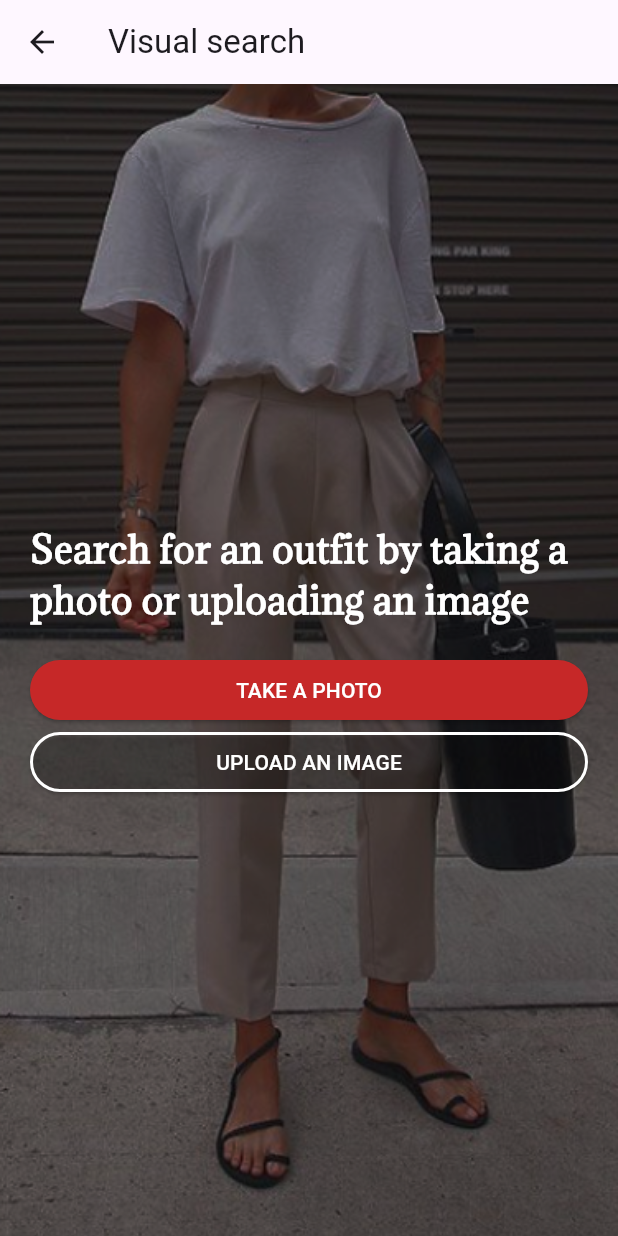
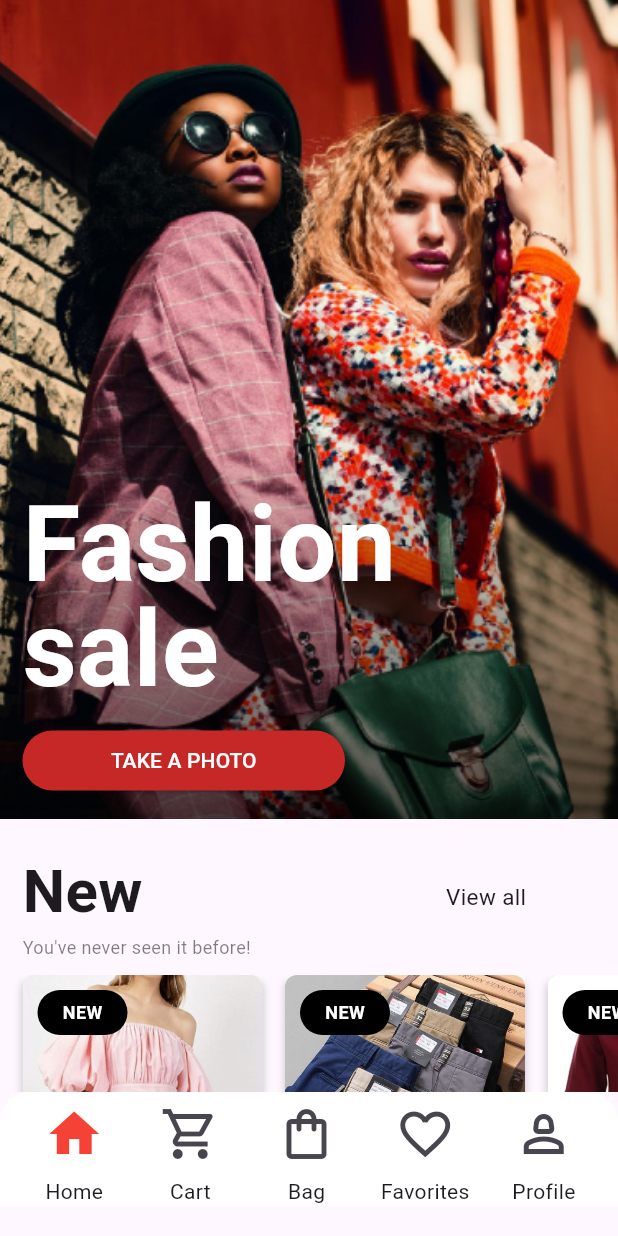
Before and after one commit to King-AJr/ecommerceMobileApp, a Flutter app: the screen it shows after launch, on a phone screen of 412 x 824 dp. Run offline on Flutter 3.47's test engine with Material 3 defaults, Android fonts, the phone set to English and light mode, and no system bars; our stand-ins replace flutter_svg.

Commit message:
main page done

```diff
--- a/lib/main.dart
+++ b/lib/main.dart
@@ -1,14 +1,20 @@
+import 'package:ecommerce_app/pages/finding_results.dart';
 import 'package:ecommerce_app/pages/forgot_password.dart';
 import 'package:ecommerce_app/pages/login.dart';
+import 'package:ecommerce_app/pages/main_page.dart';
+import 'package:ecommerce_app/pages/taking_a_photo.dart';
 import 'package:ecommerce_app/pages/visual_search.dart';
 import 'package:flutter/material.dart';
 import 'package:ecommerce_app/pages/sign_up.dart';
 
 void main() {
-  runApp(MaterialApp(initialRoute: '/visual_search', routes: {
-    '/': (context) => SignUpPage(),
-    '/login': (context) => LoginPage(),
-    '/forgot_password': (context) => ForgotPasswordPage(),
-    '/visual_search': (context) => VisualSearch(),
+  runApp(MaterialApp(initialRoute: '/main_page', routes: {
+    '/': (context) => const SignUpPage(),
+    '/login': (context) => const LoginPage(),
+    '/forgot_password': (context) => const ForgotPasswordPage(),
+    '/visual_search': (context) => const VisualSearch(),
+    '/take_photo': (context) => const TakePhoto(),
+    '/finding_results': (context) => const FindingResult(),
+    '/main_page': (context) => const MainPage()
   }));
 }
--- /dev/null
+++ b/lib/pages/finding_results.dart
@@ -0,0 +1,30 @@
+import "package:flutter/material.dart";
+
+class FindingResult extends StatelessWidget {
+  const FindingResult({super.key});
+
+  @override
+  Widget build(BuildContext context) {
+    return const Scaffold(
+      body: Center(
+        child: Column(
+          mainAxisAlignment: MainAxisAlignment.center,
+          crossAxisAlignment: CrossAxisAlignment.center,
+          children: [
+            Icon(
+              Icons.search,
+              size: 62,
+              color: Color(0xFFDB3022),
+            ),
+            Text("Finding similar results...",
+                textAlign: TextAlign.center,
+                style: TextStyle(
+                    fontWeight: FontWeight.bold,
+                    fontSize: 40,
+                    fontFamily: 'Adamina')),
+          ],
+        ),
+      ),
+    );
+  }
+}
--- /dev/null
+++ b/lib/pages/main_page.dart
@@ -0,0 +1,277 @@
+import "package:flutter/material.dart";
+import "package:ecommerce_app/services/product_card.dart";
+
+class MainPage extends StatelessWidget {
+  const MainPage({super.key});
+
+  @override
+  Widget build(BuildContext context) {
+    return Scaffold(
+        body: Column(
+      children: [
+        Expanded(
+          flex: 3,
+          child: SizedBox(
+            width: MediaQuery.of(context).size.width,
+            height: MediaQuery.of(context).size.height * 3 / 4,
+            child: Stack(
+              fit: StackFit.expand,
+              children: [
+                Image.asset(
+                  'assets/images/bannermain.png',
+                  fit: BoxFit.cover,
+                ),
+                Column(
+                    mainAxisAlignment: MainAxisAlignment.end,
+                    crossAxisAlignment: CrossAxisAlignment.start,
+                    children: [
+                      const Padding(
+                        padding: EdgeInsets.fromLTRB(15, 0, 0, 15),
+                        child: Text(
+                          'Fashion sale',
+                          style: TextStyle(
+                            color: Colors.white,
+                            fontSize: 70,
+                            fontWeight: FontWeight.bold,
+                            height: 1.0, // Adjust line height
+                            //letterSpacing: -1.0, // Adjust letter spacing
+                          ),
+                        ),
+                      ),
+                      Container(
+                        width: 230,
+                        padding: const EdgeInsets.fromLTRB(15, 0, 0, 0),
+                        child: ElevatedButton(
+                          onPressed: () {},
+                          style: ElevatedButton.styleFrom(
+                            backgroundColor: Colors.red[800],
+                          ),
+                          child: const Text(
+                            'TAKE A PHOTO',
+                            style: TextStyle(color: Colors.white),
+                          ),
+                        ),
+                      ),
+                      const SizedBox(
+                        height: 15,
+                      )
+                    ]),
+              ],
+            ),
+          ),
+        ),
+        Expanded(
+            flex: 1,
+            child: SingleChildScrollView(
+                child: Column(children: <Widget>[
+              Row(
+                children: <Widget>[
+                  Container(
+                    padding: const EdgeInsets.fromLTRB(15, 20, 20, 10),
+                    margin: const EdgeInsets.fromLTRB(0, 0, 110, 0),
+                    child: Column(
+                        crossAxisAlignment: CrossAxisAlignment.start,
+                        children: <Widget>[
+                          const Text('New',
+                              style: TextStyle(
+                                  fontSize: 40, fontWeight: FontWeight.bold)),
+                          Text("You've never seen it before!",
+                              textAlign: TextAlign.start,
+                              style: TextStyle(
+                                  fontSize: 12,
+                                  color: Colors.black.withOpacity(0.5)))
+                        ]),
+                  ),
+                  const Text('View all',
+                      style: TextStyle(
+                        fontSize: 15,
+                      )),
+                ],
+              ),
+              SingleChildScrollView(
+                  scrollDirection: Axis.horizontal,
+                  child: Row(children: <Widget>[
+                    Container(
+                      margin: const EdgeInsets.fromLTRB(15, 0, 0, 0),
+                      height: 300,
+                      width: 160, // Adjust the height as needed
+                      color: Colors.white,
+                      child: Stack(
+                        children: [
+                          const ProductCard(
+                            image: 'assets/images/pink_dress.jpeg',
+                            title: 'Evening dress',
+                            price: 29.99,
+                          ),
+                          Positioned(
+                            top: 10,
+                            left: 10,
+                            child: Container(
+                              width: 60, // Adjust width as needed
+                              height: 30, // Adjust height as needed
+                              decoration: BoxDecoration(
+                                color: Colors.black,
+                                borderRadius: BorderRadius.circular(
+                                    20), // Adjust border radius as needed
+                              ),
+                              child: const Center(
+                                child: Text(
+                                  'NEW', // Your discount text
+                                  style: TextStyle(
+                                      color: Colors.white,
+                                      fontSize: 12,
+                                      fontWeight: FontWeight
+                                          .bold // Adjust font size as needed
+                                      ),
+                                ),
+                              ),
+                            ),
+                          ),
+                        ],
+                      ),
+                    ),
+                    Container(
+                      margin: const EdgeInsets.fromLTRB(15, 0, 0, 0),
+                      height: 300,
+                      width: 160, // Adjust the height as needed
+                      color: Colors.white,
+                      child: Stack(
+                        children: [
+                          const ProductCard(
+                            image: 'assets/images/men_chinos.jpeg',
+                            title: 'Evening dress',
+                            price: 29.99,
+                          ),
+                          Positioned(
+                            top: 10,
+                            left: 10,
+                            child: Container(
+                              width: 60, // Adjust width as needed
+                              height: 30, // Adjust height as needed
+                              decoration: BoxDecoration(
+                                color: Colors.black,
+                                borderRadius: BorderRadius.circular(
+                                    20), // Adjust border radius as needed
+                              ),
+                              child: const Center(
+                                child: Text(
+                                  'NEW', // Your discount text
+                                  style: TextStyle(
+                                      color: Colors.white,
+                                      fontSize: 12,
+                                      fontWeight: FontWeight
+                                          .bold // Adjust font size as needed
+                                      ),
+                                ),
+                              ),
+                            ),
+                          ),
+                        ],
+                      ),
+                    ),
+                    Container(
+                      margin: const EdgeInsets.fromLTRB(15, 0, 0, 0),
+                      height: 300,
+                      width: 160, // Adjust the height as needed
+                      color: Colors.white,
+                      child: Stack(
+                        children: [
+                          const ProductCard(
+                            image: 'assets/images/wine_collar_polo.webp',
+                            title: 'Evening dress',
+                            price: 29.99,
+                          ),
+                          Positioned(
+                            top: 10,
+                            left: 10,
+                            child: Container(
+                              width: 60, // Adjust width as needed
+                              height: 30, // Adjust height as needed
+                              decoration: BoxDecoration(
+                                color: Colors.black,
+                                borderRadius: BorderRadius.circular(
+                                    20), // Adjust border radius as needed
+                              ),
+                              child: const Center(
+                                child: Text(
+                                  'NEW', // Your discount text
+                                  style: TextStyle(
+                                      color: Colors.white,
+                                      fontSize: 12,
+                                      fontWeight: FontWeight
+                                          .bold // Adjust font size as needed
+                                      ),
+                                ),
+                              ),
+                            ),
+                          ),
+                        ],
+                      ),
+                    ),
+                  ])),
+            ]))),
+        Container(
+          decoration: const BoxDecoration(
+            borderRadius: BorderRadius.only(
+              topLeft: Radius.circular(20.0),
+              topRight: Radius.circular(20.0),
+            ),
+            color: Colors.white, // Assuming you want a background color
+          ),
+          child: Row(
+            mainAxisAlignment: MainAxisAlignment
+                .spaceEvenly, // or MainAxisAlignment.spaceAround
+            children: [
+              Column(
+                children: [
+                  IconButton(
+                    onPressed: () {},
+                    icon: const Icon(Icons.home, size: 40, color: Colors.red),
+                  ),
+                  const Text('Home'),
+                ],
+              ),
+              Column(
+                children: [
+                  IconButton(
+                    onPressed: () {},
+                    icon: const Icon(Icons.shopping_cart_outlined, size: 40),
+                  ),
+                  const Text('Cart'),
+                ],
+              ),
+              Column(
+                children: [
+                  IconButton(
+                    onPressed: () {},
+                    icon: const Icon(Icons.shopping_bag_outlined, size: 40),
+                  ),
+                  Text('Bag'),
+                ],
+              ),
+              Column(
+                children: [
+                  IconButton(
+                    onPressed: () {},
+                    icon: const Icon(Icons.favorite_border_outlined, size: 40),
+                  ),
+                  const Text('Favorites'),
+                ],
+              ),
+              Column(
+                children: [
+                  IconButton(
+                    onPressed: () {},
+                    icon: const Icon(Icons.person_2_outlined, size: 40),
+                  ),
+                  const Text('Profile'),
+                ],
+              ),
+            ],
+          ),
+        ),
+        const SizedBox(height: 20)
+      ],
+    ));
+  }
+}
--- /dev/null
+++ b/lib/pages/taking_a_photo.dart
@@ -0,0 +1,36 @@
+import "package:flutter/material.dart";
+
+class TakePhoto extends StatefulWidget {
+  const TakePhoto({super.key});
+
+  @override
+  State<TakePhoto> createState() => _TakePhotoState();
+}
+
+class _TakePhotoState extends State<TakePhoto> {
+  @override
+  Widget build(BuildContext context) {
+    return Scaffold(
+        appBar: AppBar(title: const Text("Search by taking a photo")),
+        body: Column(children: [
+          SizedBox(
+              width: MediaQuery.of(context).size.width,
+              height: MediaQuery.of(context).size.height * 3 / 4,
+              child: Image.asset(
+                'assets/images/vs_take_a_photo.png',
+                fit: BoxFit.cover,
+              )),
+          const SizedBox(height: 10),
+          Row(mainAxisAlignment: MainAxisAlignment.center, children: [
+            IconButton(
+                onPressed: () {}, icon: const Icon(Icons.flash_on, size: 40)),
+            IconButton(
+                onPressed: () {},
+                icon: const Icon(Icons.camera_alt_outlined, size: 40)),
+            IconButton(
+                onPressed: () {},
+                icon: const Icon(Icons.change_circle_outlined, size: 40))
+          ])
+        ]));
+  }
+}
--- /dev/null
+++ b/lib/services/product_card.dart
@@ -0,0 +1,104 @@
+import 'package:flutter/material.dart';
+
+import 'package:flutter_svg/flutter_svg.dart';
+
+class ProductCard extends StatelessWidget {
+  final String image;
+  final String title;
+  final double price;
+  final double width;
+  final double aspectRatio;
+
+  const ProductCard({
+    Key? key,
+    required this.image,
+    required this.title,
+    required this.price,
+    this.width = 140,
+    this.aspectRatio = 1.02,
+  }) : super(key: key);
+
+  @override
+  Widget build(BuildContext context) {
+    return Container(
+      // width: MediaQuery.of(context).size.width * 0.45,
+      decoration: BoxDecoration(
+        color: Colors.white,
+        borderRadius: BorderRadius.circular(8),
+      ),
+      child: Padding(
+        padding: const EdgeInsetsDirectional.fromSTEB(0, 0, 0, 12),
+        child: Column(
+          mainAxisSize: MainAxisSize.max,
+          children: [
+            Container(
+              decoration: const BoxDecoration(
+                boxShadow: [
+                  BoxShadow(
+                    blurRadius: 4,
+                    color: Color(0x3600000F),
+                    offset: Offset(0, 2),
+                  )
+                ],
+                borderRadius: BorderRadius.all(
+                  Radius.circular(8),
+                ),
+              ),
+              child: ClipRRect(
+                borderRadius: const BorderRadius.all(
+                  Radius.circular(8),
+                ),
+                child: AspectRatio(
+                  aspectRatio: 3.5 / 4, // 2:3 aspect ratio (two-thirds)
+                  child: Image.asset(
+                    image,
+                    fit: BoxFit.cover,
+                  ),
+                ),
+              ),
+            ),
+            const SizedBox(height: 10),
+            const Row(
+              children: [
+                Icon(Icons.star, color: Colors.yellow),
+                Icon(Icons.star, color: Colors.yellow),
+                Icon(Icons.star, color: Colors.yellow),
+                Icon(Icons.star, color: Colors.yellow),
+                Icon(Icons.star, color: Colors.yellow),
+                Text('(10)')
+              ],
+            ),
+            Padding(
+              padding: const EdgeInsetsDirectional.fromSTEB(0, 4, 0, 0),
+              child: Row(
+                mainAxisSize: MainAxisSize.max,
+                children: [
+                  Padding(
+                    padding: const EdgeInsetsDirectional.fromSTEB(8, 4, 0, 0),
+                    child: Text(
+                      title,
+                    ),
+                  ),
+                ],
+              ),
+            ),
+            Padding(
+              padding: const EdgeInsetsDirectional.fromSTEB(0, 2, 0, 0),
+              child: Row(
+                mainAxisSize: MainAxisSize.max,
+                children: [
+                  Padding(
+                    padding: const EdgeInsetsDirectional.fromSTEB(8, 4, 0, 0),
+                    child: Text(
+                      '\$$price',
+                    ),
+                  ),
+                ],
+              ),
+            ),
+          ],
+        ),
+      ),
+    );
+  }
+}
--- a/pubspec.yaml
+++ b/pubspec.yaml
@@ -37,6 +37,7 @@ dependencies:
   # The following adds the Cupertino Icons font to your application.
   # Use with the CupertinoIcons class for iOS style icons.
   cupertino_icons: ^1.0.2
+  flutter_svg: ^2.0.10+1
 
 dev_dependencies:
   flutter_test:
```
Also changed, not shown: assets/images/bannermain.png (renamed from assets/images/Big Bannermain_page_fs.png), assets/images/men_chinos.jpeg (added), assets/images/pink_dress.jpeg (added), assets/images/wine_collar_polo.webp (added), pubspec.lock.
